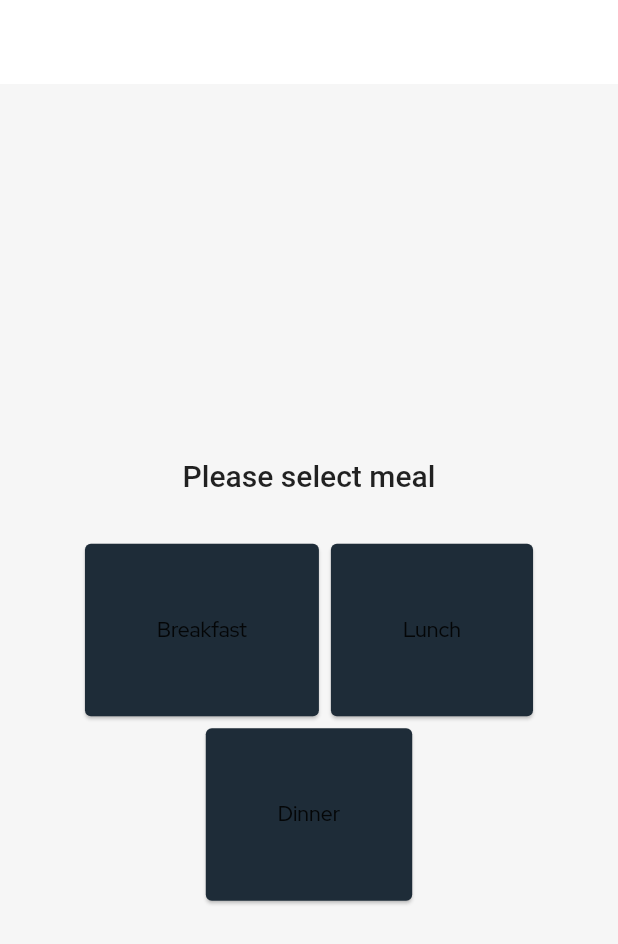
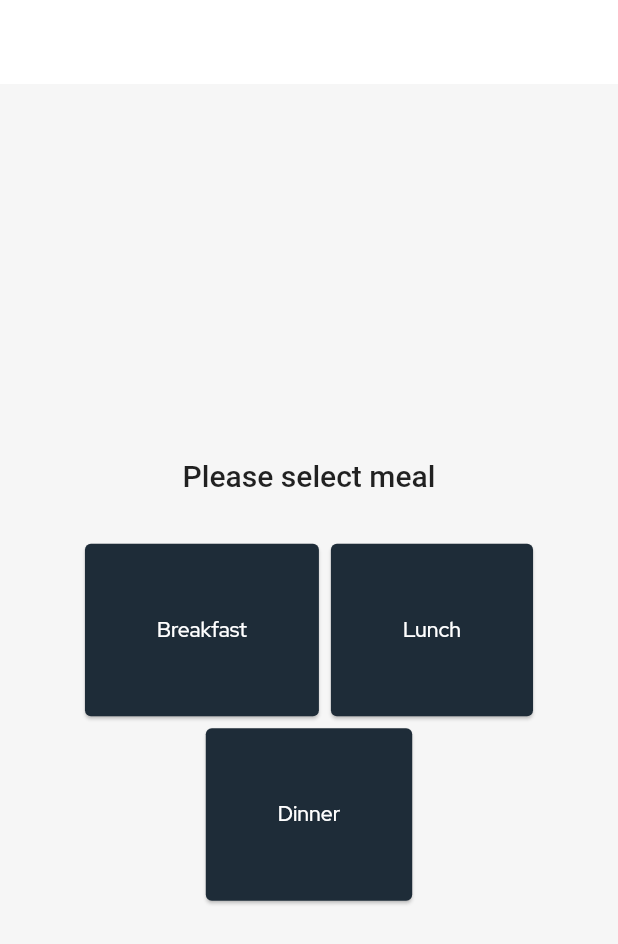
Before and after one commit to BashirYesufu/yesufu-bashir-techtask-mobile, a Flutter app: the HomeScreen screen opened by its route, on a phone screen of 412 x 824 dp. Shown: the top 944 px of the screen. Run offline on Flutter 3.47's test engine with Material 2 defaults, Android fonts, the phone set to English and light mode, and no system bars; our stand-ins replace dio, equatable, flutter_riverpod, google_fonts, lottie, rxdart and 1 more; missing offline and left inert: blurry_modal_progress_hud, fade_out_particle, requests_inspector; accounts and stored records are empty; project files that could hold a hidden picture were left out.

Commit message:
fix dark mode color inconsistencies

```diff
--- a/lib/screens/home_screen.dart
+++ b/lib/screens/home_screen.dart
@@ -1,4 +1,5 @@
 import 'package:flutter/material.dart';
+import 'package:google_fonts/google_fonts.dart';
 import 'package:tech_task/constants/color_path.dart';
 import 'package:tech_task/route_handler.dart';
 import '../widgets/app_scaffold.dart';
@@ -47,10 +48,14 @@ class _HomeScreenState extends State<HomeScreen> {
       child: Card(
         child: Padding(
           padding: const EdgeInsets.all(48.0),
-          child: Text(meal, style: Theme
-              .of(context)
-              .textTheme
-              .titleMedium,),
+          child: Text(
+            meal,
+            style: GoogleFonts.redHatDisplay(
+              color: ColorPath.primaryTextDark,
+              fontSize: 14,
+              fontWeight: FontWeight.w500,
+            ),
+          ),
         ),
         color: ColorPath.blue,
       ),
```
Also changed, not shown: lib/screens/recipes_screen.dart (+6 -3 lines).
